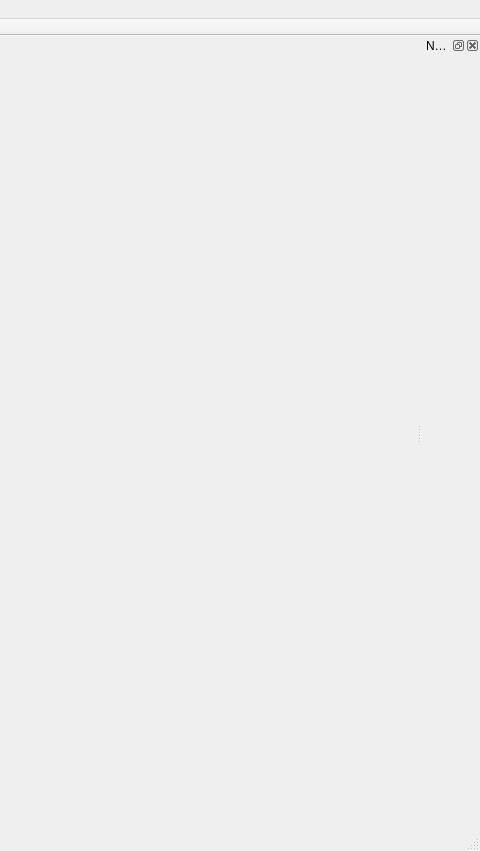
Before: the Qt Designer form App/TestClient/mainwindow.ui in break11/AutoStorage, drawn with Qt 5; both pictures show x 700 to 1180 and y 0 to 851 of the 1180 by 851 pixel window.
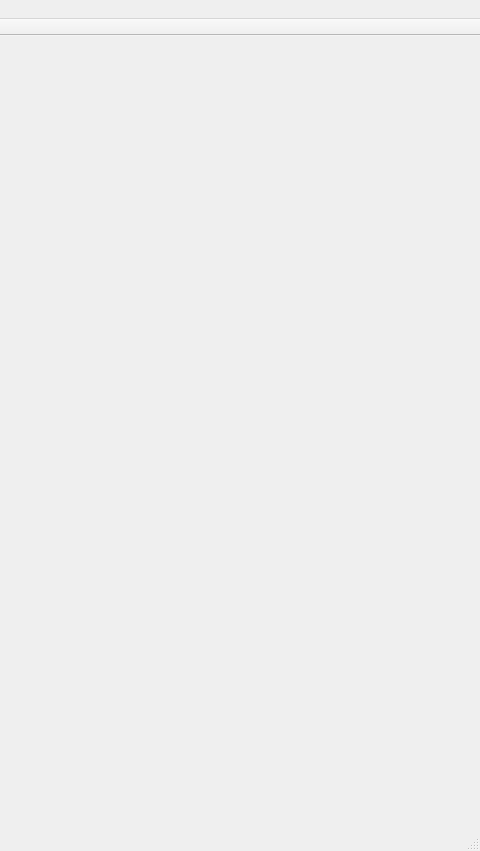
After: the same form once the commit is applied.

```diff
--- a/App/TestClient/mainwindow.ui
+++ b/App/TestClient/mainwindow.ui
@@ -76,20 +76,6 @@
     <bool>false</bool>
    </attribute>
   </widget>
-  <widget class="QDockWidget" name="dkNetObj_Monitor">
-   <property name="enabled">
-    <bool>true</bool>
-   </property>
-   <property name="windowTitle">
-    <string>NetObj Monitor</string>
-   </property>
-   <attribute name="dockWidgetArea">
-    <number>2</number>
-   </attribute>
-   <widget class="QWidget" name="dkNetObj_Monitor_Contents">
-    <layout class="QHBoxLayout" name="horizontalLayout_2"/>
-   </widget>
-  </widget>
   <widget class="QMenuBar" name="menubar">
    <property name="geometry">
     <rect>
```
